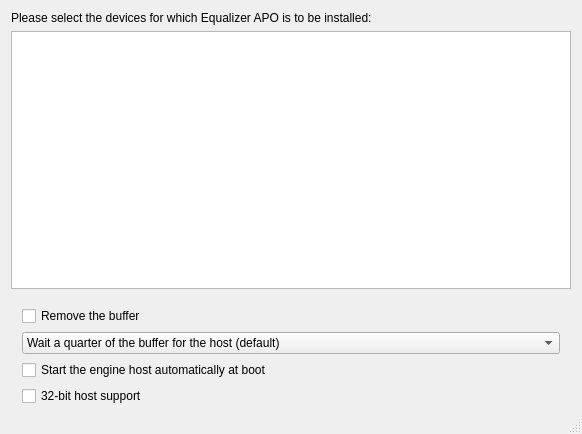
Old version of the form DeviceSelector/DeviceSelector.ui in the repository 115dkk/EqualizerAPO-XT.
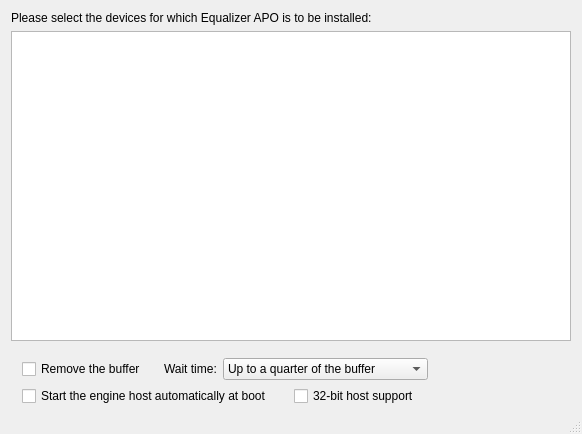
New version of the form. The open tabs and pages were chosen to show the change. Icons and pictures are not drawn. Custom widgets are drawn as their Qt base class.

Commit message: fix(devsel): wait time unfolds beside "Remove the buffer"; the dialog opens wider

Diff of the .ui file:
```diff
--- a/DeviceSelector/DeviceSelector.ui
+++ b/DeviceSelector/DeviceSelector.ui
@@ -172,6 +172,8 @@
        <widget class="QWidget" name="asioPage">
         <layout class="QVBoxLayout" name="asioLayout">
          <item>
+          <layout class="QHBoxLayout" name="asioBufferRow">
+           <item>
           <widget class="QCheckBox" name="asioSyncCheckBox">
            <property name="toolTip">
             <string>Removing the buffer reduces latency. But when processing occasionally does not finish in time, sound without the EQ applied may come out for a moment. Applies to both input and output.</string>
@@ -181,28 +183,74 @@
            </property>
           </widget>
          </item>
+           <item>
+            <spacer name="asioWaitGap">
+             <property name="orientation">
+              <enum>Qt::Horizontal</enum>
+             </property>
+             <property name="sizeType">
+              <enum>QSizePolicy::Fixed</enum>
+             </property>
+             <property name="sizeHint" stdset="0">
+              <size>
+               <width>12</width>
+               <height>20</height>
+              </size>
+             </property>
+            </spacer>
+           </item>
+           <item>
+            <widget class="QLabel" name="asioWaitLabel">
+             <property name="toolTip">
+              <string>Sets how long to wait for processing once the buffer is removed. The longer the wait, the less sound without the EQ, but the more latency.</string>
+             </property>
+             <property name="text">
+              <string>Wait time:</string>
+             </property>
+            </widget>
+           </item>
          <item>
           <widget class="QComboBox" name="asioDeadlineComboBox">
            <property name="toolTip">
-            <string>How long a buffer waits for the engine host once the buffer is removed. A buffer that waits longer comes out without the EQ applied.</string>
+              <string>Sets how long to wait for processing once the buffer is removed. The longer the wait, the less sound without the EQ, but the more latency.</string>
            </property>
            <item>
             <property name="text">
-             <string>Wait a quarter of the buffer for the host (default)</string>
+             <string>Up to a quarter of the buffer</string>
             </property>
            </item>
            <item>
             <property name="text">
-             <string>Wait half of the buffer for the host</string>
+             <string>Up to half of the buffer</string>
             </property>
            </item>
            <item>
             <property name="text">
-             <string>Wait three quarters of the buffer for the host</string>
+             <string>Up to three quarters of the buffer</string>
             </property>
            </item>
           </widget>
          </item>
+           <item>
+            <spacer name="asioBufferSpacer">
+             <property name="orientation">
+              <enum>Qt::Horizontal</enum>
+             </property>
+             <property name="sizeType">
+              <enum>QSizePolicy::Expanding</enum>
+             </property>
+             <property name="sizeHint" stdset="0">
+              <size>
+               <width>40</width>
+               <height>20</height>
+              </size>
+             </property>
+            </spacer>
+           </item>
+          </layout>
+         </item>
+         <item>
+          <layout class="QHBoxLayout" name="asioHostRow">
          <item>
           <widget class="QCheckBox" name="asioAutoStartCheckBox">
            <property name="toolTip">
@@ -213,6 +261,22 @@
            </property>
           </widget>
          </item>
+           <item>
+            <spacer name="asioHostGap">
+             <property name="orientation">
+              <enum>Qt::Horizontal</enum>
+             </property>
+             <property name="sizeType">
+              <enum>QSizePolicy::Fixed</enum>
+             </property>
+             <property name="sizeHint" stdset="0">
+              <size>
+               <width>16</width>
+               <height>20</height>
+              </size>
+             </property>
+            </spacer>
+           </item>
          <item>
           <widget class="QCheckBox" name="asioHost32CheckBox">
            <property name="toolTip">
@@ -222,6 +286,24 @@
             <string>32-bit host support</string>
            </property>
           </widget>
+           </item>
+           <item>
+            <spacer name="asioHostSpacer">
+             <property name="orientation">
+              <enum>Qt::Horizontal</enum>
+             </property>
+             <property name="sizeType">
+              <enum>QSizePolicy::Expanding</enum>
+             </property>
+             <property name="sizeHint" stdset="0">
+              <size>
+               <width>40</width>
+               <height>20</height>
+              </size>
+             </property>
+            </spacer>
+           </item>
+          </layout>
          </item>
         </layout>
        </widget>
```
Lines whose indentation alone changed are shown as unchanged. The commit also changes 11 other files.
